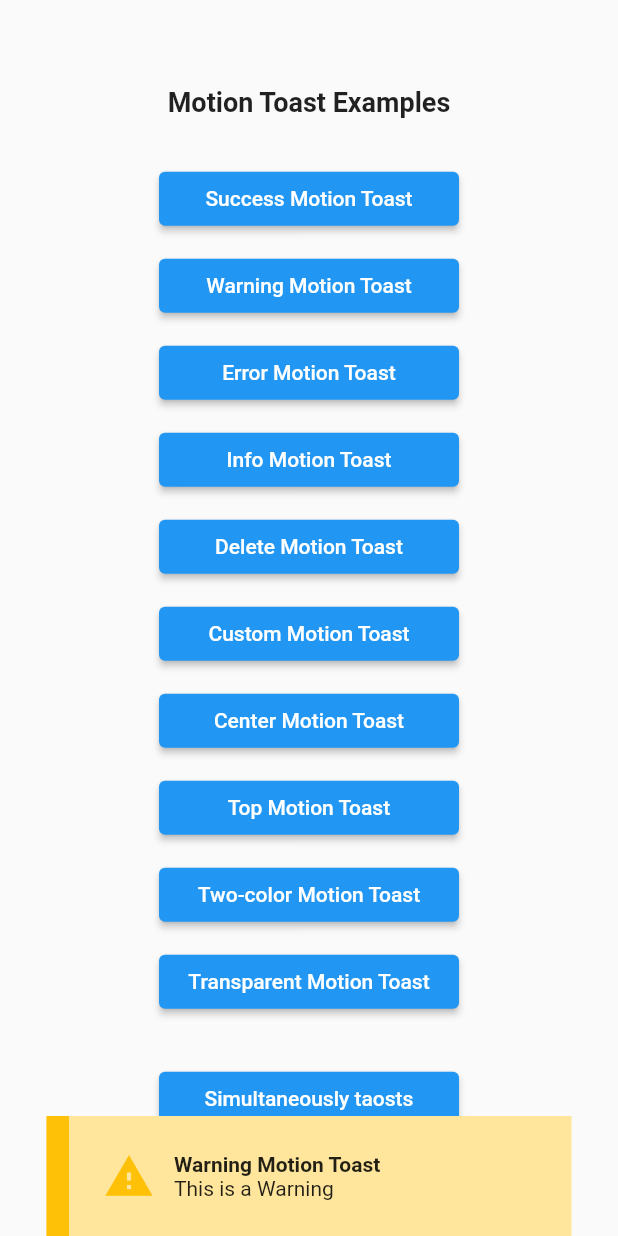
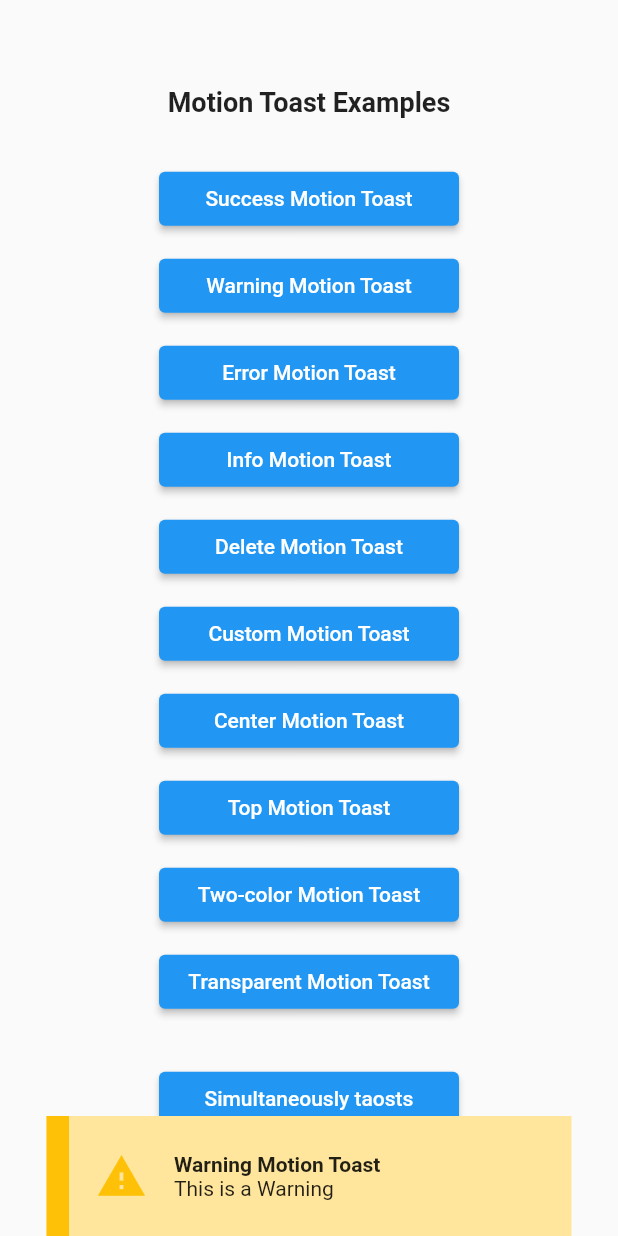
Before and after one commit to koukibadr/Motion-Toast, a Flutter app: the screen it shows after launch, after a tap on "Warning Motion Toast", on a phone screen of 412 x 824 dp. Run offline on Flutter 3.47's test engine with Material 2 defaults, Android fonts, the phone set to English and light mode, and no system bars; statements that could not run were skipped.

Commit message:
FIX: Vertical and Horizontal overflows in toast (#71)
* FIX: 'description' widget overflows horizontally

- Wrapped 'title' and 'desc' widget in Expanded
- Auto sizes content upto maxWidth

* FIX: 'description' overflows vertically

If height of toast is less than the content then it overflows vertically

- Wrapped content into ScrollView to support big content in small toast
- Makes content scrollable inside toast avoid overflow

```diff
--- a/lib/widgets/motion_toast_content.dart
+++ b/lib/widgets/motion_toast_content.dart
@@ -68,25 +68,28 @@ class MotionToastContent extends StatelessWidget {
       return Row(
         mainAxisAlignment: MainAxisAlignment.end,
         children: <Widget>[
-          Column(
+          const Seperator.double(10),
+          Expanded(
+            child: SingleChildScrollView(
+              padding: const EdgeInsets.symmetric(vertical: 10),
+              child: Column(
                 crossAxisAlignment: CrossAxisAlignment.end,
                 mainAxisAlignment: MainAxisAlignment.center,
                 children: <Widget>[
                   if (title != null) title!,
-              SizedBox(
-                width: width * 0.7,
-                child: description,
-              ),
+                  description,
                 ],
               ),
-          const Seperator.double(10),
+            ),
+          ),
+          const Seperator.double(15),
           MotionToastIcon(
             iconSize: iconSize,
             color: color,
             icon: icon,
             withAnimation: withAnimation,
           ),
-          const Seperator.double(20),
+          const Seperator.double(15),
           MotionToastSideBar(
             color: color,
             radius: radius,
@@ -101,25 +104,32 @@ class MotionToastContent extends StatelessWidget {
           color: color,
           radius: radius,
         ),
-        const Seperator.double(20),
+        const Seperator.double(15),
         MotionToastIcon(
           iconSize: iconSize,
           color: color,
           icon: icon,
           withAnimation: withAnimation,
         ),
-        const Seperator.double(10),
-        Column(
+        const Seperator.double(15),
+        Expanded(
+          child: SingleChildScrollView(
+            padding: const EdgeInsets.only(
+              top: 10,
+              bottom: 10,
+              right: 8,
+            ),
+            child: Column(
               crossAxisAlignment: CrossAxisAlignment.start,
               mainAxisAlignment: MainAxisAlignment.center,
               children: <Widget>[
                 if (title != null) title!,
-            SizedBox(
-              width: width * 0.7,
-              child: description,
+                description,
+              ],
             ),
-          ],
-        )
+          ),
+        ),
+        const Seperator.double(7),
       ],
     );
   }
```
Lines whose indentation alone changed are shown as unchanged.
